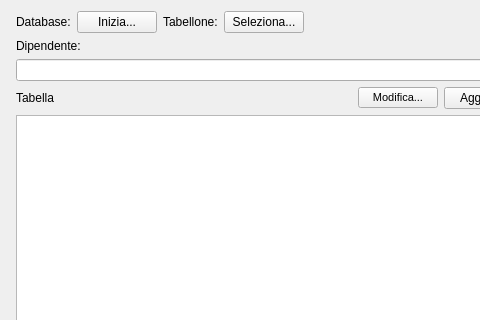
Before: the Qt Designer form AO_files/AO.ui in Grawa/WorkShiftsIntegrator, drawn with Qt 5; both pictures show x 0 to 480 and y 0 to 320 of the 1078 by 756 pixel window.
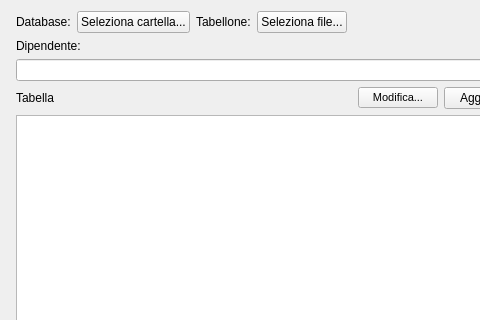
After: the same form once the commit is applied.

Commit message: creata funzionalità per selezionare automaticamente il database e per verificare automaticamente se ci sono file database vecchi da eliminare aggiunto clear() su listWidget_3

```diff
--- a/AO_files/AO.ui
+++ b/AO_files/AO.ui
@@ -252,7 +252,7 @@
           </sizepolicy>
          </property>
          <property name="text">
-          <string>Inizia...</string>
+          <string>Seleziona cartella...</string>
          </property>
         </widget>
        </item>
@@ -278,7 +278,7 @@
           </sizepolicy>
          </property>
          <property name="text">
-          <string>Seleziona...</string>
+          <string>Seleziona file...</string>
          </property>
         </widget>
        </item>
```
The commit also changes 2 other files.
